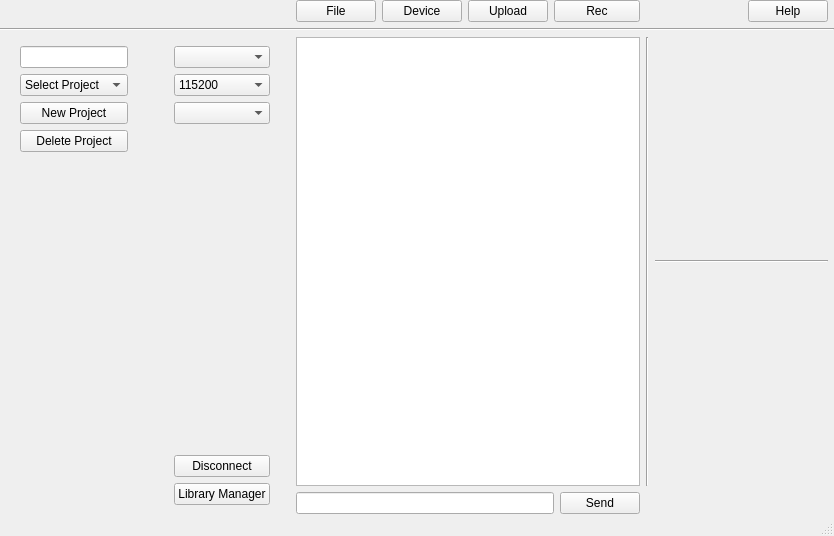
First picture: the form in Ui/GraphingUi.ui, repository OrionAerospaceYT/SideKick, before the edit.
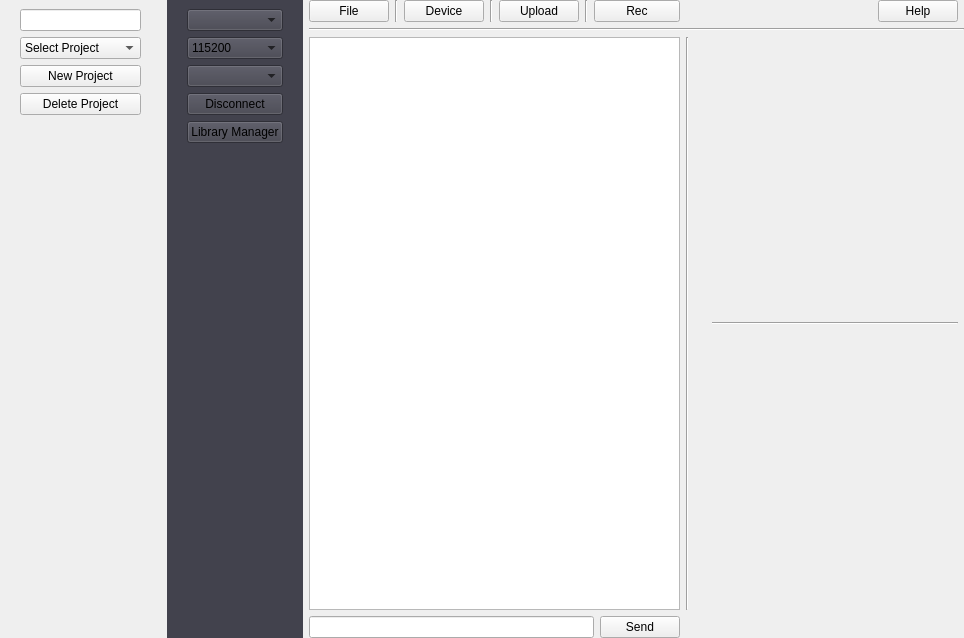
Second picture: the form after the edit.

What changed in the file:
```diff
--- a/Ui/GraphingUi.ui
+++ b/Ui/GraphingUi.ui
@@ -6,8 +6,8 @@
    <rect>
     <x>0</x>
     <y>0</y>
-    <width>834</width>
-    <height>536</height>
+    <width>964</width>
+    <height>638</height>
    </rect>
   </property>
   <property name="acceptDrops">
@@ -31,39 +31,18 @@
      <number>0</number>
     </property>
     <item row="0" column="0">
-     <layout class="QGridLayout" name="gridLayout" rowstretch="0,0,0,0,0,0" columnstretch="0,0,0,0,0,0,0,0,0,0,0">
-      <item row="3" column="8" colspan="2">
-       <widget class="Line" name="horizontal_divider">
-        <property name="orientation">
-         <enum>Qt::Horizontal</enum>
-        </property>
-       </widget>
-      </item>
-      <item row="1" column="0" colspan="11">
-       <widget class="Line" name="top_bar">
-        <property name="orientation">
-         <enum>Qt::Horizontal</enum>
-        </property>
-       </widget>
-      </item>
-      <item row="2" column="7" rowspan="3">
-       <widget class="Line" name="terminal_divider">
-        <property name="orientation">
-         <enum>Qt::Vertical</enum>
-        </property>
-       </widget>
-      </item>
-      <item row="4" column="8" colspan="2">
+     <layout class="QGridLayout" name="gridLayout" rowstretch="0,0,0,0,0,0" columnstretch="0,0,0,0,0,0,0,0,0,0,0,0,0,0">
+      <item row="4" column="11" colspan="2">
        <widget class="QWidget" name="bottom_widget" native="true"/>
       </item>
-      <item row="0" column="3">
+      <item row="0" column="4">
        <widget class="QPushButton" name="device">
         <property name="text">
          <string>Device</string>
         </property>
        </widget>
       </item>
-      <item row="2" column="2" rowspan="3" colspan="5">
+      <item row="2" column="2" rowspan="3" colspan="8">
        <widget class="QTextBrowser" name="terminal"/>
       </item>
       <item row="0" column="2">
@@ -73,17 +52,21 @@
         </property>
        </widget>
       </item>
-      <item row="2" column="8" colspan="2">
-       <widget class="QWidget" name="top_widget" native="true"/>
+      <item row="0" column="12">
+       <widget class="QPushButton" name="help">
+        <property name="text">
+         <string>Help</string>
+        </property>
+       </widget>
       </item>
-      <item row="0" column="4">
+      <item row="0" column="6">
        <widget class="QPushButton" name="pushButton">
         <property name="text">
          <string>Upload</string>
         </property>
        </widget>
       </item>
-      <item row="0" column="8">
+      <item row="0" column="11">
        <spacer name="button_spacer">
         <property name="orientation">
          <enum>Qt::Horizontal</enum>
@@ -96,31 +79,154 @@
         </property>
        </spacer>
       </item>
-      <item row="5" column="2" colspan="4">
+      <item row="2" column="11" colspan="2">
+       <widget class="QWidget" name="top_widget" native="true"/>
+      </item>
+      <item row="5" column="2" colspan="7">
        <widget class="QLineEdit" name="message"/>
       </item>
-      <item row="0" column="9">
-       <widget class="QPushButton" name="help">
-        <property name="text">
-         <string>Help</string>
-        </property>
-       </widget>
-      </item>
-      <item row="0" column="5" colspan="2">
+      <item row="0" column="8" colspan="2">
        <widget class="QPushButton" name="record">
         <property name="text">
          <string>Rec</string>
         </property>
        </widget>
       </item>
-      <item row="5" column="6">
+      <item row="5" column="9">
        <widget class="QPushButton" name="send">
         <property name="text">
          <string>Send</string>
         </property>
        </widget>
       </item>
-      <item row="2" column="0" rowspan="4">
+      <item row="2" column="10" rowspan="3">
+       <widget class="Line" name="terminal_divider">
+        <property name="orientation">
+         <enum>Qt::Vertical</enum>
+        </property>
+       </widget>
+      </item>
+      <item row="3" column="11" colspan="2">
+       <widget class="Line" name="horizontal_divider">
+        <property name="orientation">
+         <enum>Qt::Horizontal</enum>
+        </property>
+       </widget>
+      </item>
+      <item row="0" column="3">
+       <widget class="Line" name="line">
+        <property name="orientation">
+         <enum>Qt::Vertical</enum>
+        </property>
+       </widget>
+      </item>
+      <item row="0" column="5">
+       <widget class="Line" name="line_2">
+        <property name="orientation">
+         <enum>Qt::Vertical</enum>
+        </property>
+       </widget>
+      </item>
+      <item row="0" column="7">
+       <widget class="Line" name="line_3">
+        <property name="orientation">
+         <enum>Qt::Vertical</enum>
+        </property>
+       </widget>
+      </item>
+      <item row="0" column="10">
+       <widget class="QLabel" name="record_light">
+        <property name="minimumSize">
+         <size>
+          <width>20</width>
+          <height>20</height>
+         </size>
+        </property>
+        <property name="text">
+         <string/>
+        </property>
+       </widget>
+      </item>
+      <item row="1" column="2" colspan="12">
+       <widget class="Line" name="top_bar">
+        <property name="orientation">
+         <enum>Qt::Horizontal</enum>
+        </property>
+       </widget>
+      </item>
+      <item row="0" column="1" rowspan="6">
+       <widget class="QFrame" name="device_layout">
+        <property name="styleSheet">
+         <string notr="true">background-color: #42424D;</string>
+        </property>
+        <layout class="QVBoxLayout" name="dhsgd">
+         <property name="leftMargin">
+          <number>20</number>
+         </property>
+         <property name="rightMargin">
+          <number>20</number>
+         </property>
+         <item>
+          <widget class="QComboBox" name="com_ports"/>
+         </item>
+         <item>
+          <widget class="QComboBox" name="baud_rate">
+           <item>
+            <property name="text">
+             <string>115200</string>
+            </property>
+           </item>
+           <item>
+            <property name="text">
+             <string>57600</string>
+            </property>
+           </item>
+           <item>
+            <property name="text">
+             <string>38400</string>
+            </property>
+           </item>
+           <item>
+            <property name="text">
+             <string>9200</string>
+            </property>
+           </item>
+          </widget>
+         </item>
+         <item>
+          <widget class="QComboBox" name="supported_boards"/>
+         </item>
+         <item>
+          <widget class="QPushButton" name="disconnect">
+           <property name="text">
+            <string>Disconnect</string>
+           </property>
+          </widget>
+         </item>
+         <item>
+          <widget class="QPushButton" name="library_manager">
+           <property name="text">
+            <string>Library Manager</string>
+           </property>
+          </widget>
+         </item>
+         <item>
+          <spacer name="verticalSpacer">
+           <property name="orientation">
+            <enum>Qt::Vertical</enum>
+           </property>
+           <property name="sizeHint" stdset="0">
+            <size>
+             <width>20</width>
+             <height>40</height>
+            </size>
+           </property>
+          </spacer>
+         </item>
+        </layout>
+       </widget>
+      </item>
+      <item row="0" column="0" rowspan="6">
        <widget class="QFrame" name="file_layout">
         <property name="enabled">
          <bool>true</bool>
@@ -186,80 +292,10 @@
         </layout>
        </widget>
       </item>
-      <item row="2" column="1" rowspan="4">
-       <widget class="QFrame" name="device_layout">
-        <layout class="QVBoxLayout" name="dhsgd">
-         <property name="leftMargin">
-          <number>20</number>
-         </property>
-         <property name="rightMargin">
-          <number>20</number>
-         </property>
-         <item>
-          <widget class="QComboBox" name="com_ports"/>
-         </item>
-         <item>
-          <widget class="QComboBox" name="baud_rate">
-           <item>
-            <property name="text">
-             <string>115200</string>
-            </property>
-           </item>
-           <item>
-            <property name="text">
-             <string>57600</string>
-            </property>
-           </item>
-           <item>
-            <property name="text">
-             <string>38400</string>
-            </property>
-           </item>
-           <item>
-            <property name="text">
-             <string>9200</string>
-            </property>
-           </item>
-          </widget>
-         </item>
-         <item>
-          <widget class="QComboBox" name="supported_boards"/>
-         </item>
-         <item>
-          <spacer name="verticalSpacer">
-           <property name="orientation">
-            <enum>Qt::Vertical</enum>
-           </property>
-           <property name="sizeHint" stdset="0">
-            <size>
-             <width>20</width>
-             <height>40</height>
-            </size>
-           </property>
-          </spacer>
-         </item>
-         <item>
-          <widget class="QPushButton" name="disconnect">
-           <property name="text">
-            <string>Disconnect</string>
-           </property>
-          </widget>
-         </item>
-         <item>
-          <widget class="QPushButton" name="library_manager">
-           <property name="text">
-            <string>Library Manager</string>
-           </property>
-          </widget>
-         </item>
-        </layout>
-       </widget>
-      </item>
      </layout>
     </item>
    </layout>
   </widget>
-  <widget class="QStatusBar" name="statusbar"/>
  </widget>
  <resources/>
  <connections/>
```
